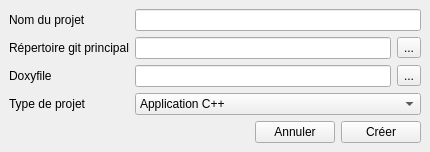
The window that projects/ProjectManager/newproject.ui (darkFrancis/ProjectManager) describes before a commit, drawn with Qt 5.
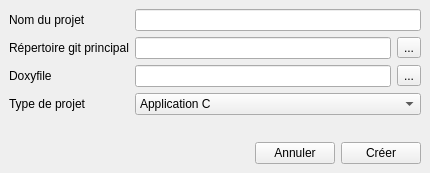
The same window after the commit.

```diff
--- a/projects/ProjectManager/newproject.ui
+++ b/projects/ProjectManager/newproject.ui
@@ -7,7 +7,7 @@
     <x>0</x>
     <y>0</y>
     <width>430</width>
-    <height>142</height>
+    <height>173</height>
    </rect>
   </property>
   <property name="windowTitle">
@@ -103,6 +103,11 @@
       </item>
       <item row="3" column="1">
        <widget class="QComboBox" name="comboBox_projectType">
+        <item>
+         <property name="text">
+          <string>Application C</string>
+         </property>
+        </item>
         <item>
          <property name="text">
           <string>Application C++</string>
```
Left out of the diff: 10 changed lines with no effect on the pictures.
